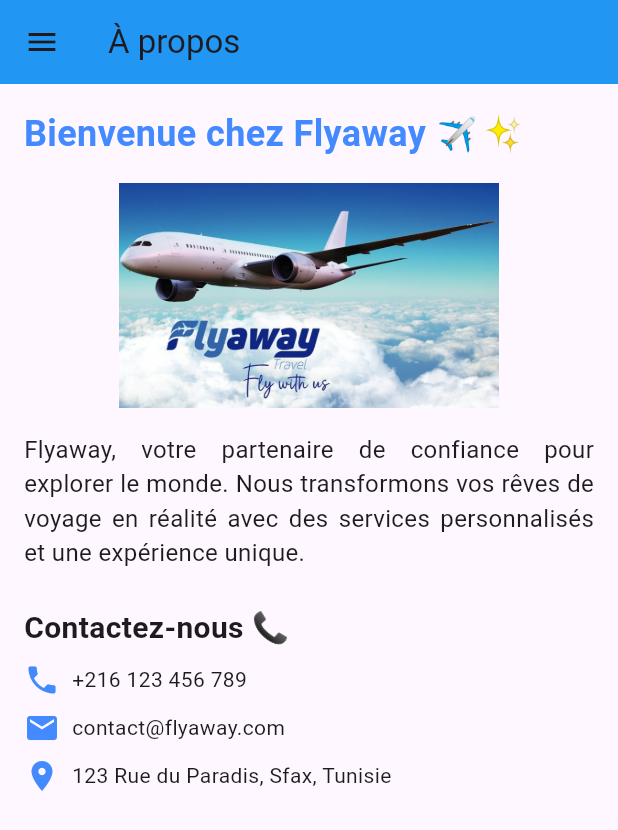
After one commit to FatenGargouri/flutter, a Flutter app: the apropos screen opened by its route, on a phone screen of 412 x 824 dp. The commit adds this screen. Shown: the top 830 px of the screen. Run offline on Flutter 3.47's test engine with Material 3 defaults, Android fonts, the phone set to English and light mode, and no system bars; our stand-ins replace shared_preferences; accounts and stored records are empty; network calls fail.

Commit message:
Version2

```diff
--- a/lib/main.dart
+++ b/lib/main.dart
@@ -1,7 +1,7 @@
 import 'package:flutter/material.dart';
 import 'package:shared_preferences/shared_preferences.dart';
 import 'pages/authentification.page.dart';
-import 'pages/contact.page.dart';
+import 'pages/apropos.page.dart';
 import 'pages/gallerie.page.dart';
 import 'pages/metio.page.dart';
 
@@ -9,6 +9,7 @@ import 'pages/pays.page.dart';
 
 import 'pages/home.page.dart';
 import 'pages/inscription.page.dart';
+import 'pages/Excursion.dart';
 
 void main() {
   runApp( MyApp());
@@ -19,13 +20,12 @@ class MyApp extends StatelessWidget {
     '/inscription': (context) =>  InscriptionPage(),
     '/authentification': (context) => AuthentificationPage(),
     '/home': (context) => const HomePage(),
-    '/contact': (context) => const contact(),
+    '/apropos': (context) => const apropos(),
     '/gallerie': (context) =>  GalleriePage(),
     '/metio': (context) => const metio(),
     '/pays': (context) =>  pays(),
+    '/excursions': (context) => ExcursionsPage()
   };
-
-
 
   @override
   Widget build(BuildContext context) {
--- /dev/null
+++ b/lib/pages/apropos.page.dart
@@ -0,0 +1,87 @@
+import 'package:flutter/material.dart';
+import '../menu/drawer.page.dart';
+
+class apropos extends StatelessWidget {
+  const apropos({super.key});
+
+  @override
+  Widget build(BuildContext context) {
+    return Scaffold(
+      drawer: MyDrawer(),
+      appBar: AppBar(
+        title: const Text("À propos"),
+        backgroundColor: Colors.blue,
+      ),
+      body: Padding(
+        padding: const EdgeInsets.all(16.0),
+        child: Column(
+          crossAxisAlignment: CrossAxisAlignment.start,
+          children: [
+            // Titre de l'agence
+            Text(
+              "Bienvenue chez Flyaway ✈️✨",
+              style: TextStyle(
+                fontSize: 24,
+                fontWeight: FontWeight.bold,
+                color: Colors.blueAccent,
+              ),
+              textAlign: TextAlign.center,
+            ),
+            const SizedBox(height: 16),
+
+            // Image illustrative
+            Center(
+              child: Image.asset(
+                'images/travel.png', // Remplacez par le chemin de votre image
+                height: 150,
+              ),
+            ),
+            const SizedBox(height: 16),
+
+            // Description
+            Text(
+              "Flyaway, votre partenaire de confiance pour explorer le monde. "
+              "Nous transformons vos rêves de voyage en réalité avec des services personnalisés et une expérience unique.",
+              style: TextStyle(fontSize: 16),
+              textAlign: TextAlign.justify,
+            ),
+            const SizedBox(height: 24),
+
+            // Informations de contact
+            Text(
+              "Contactez-nous 📞",
+              style: TextStyle(
+                fontSize: 20,
+                fontWeight: FontWeight.bold,
+              ),
+            ),
+            const SizedBox(height: 8),
+            Row(
+              children: [
+                Icon(Icons.phone, color: Colors.blueAccent),
+                const SizedBox(width: 8),
+                Text("+216 123 456 789"), // Remplacez par le numéro réel
+              ],
+            ),
+            const SizedBox(height: 8),
+            Row(
+              children: [
+                Icon(Icons.email, color: Colors.blueAccent),
+                const SizedBox(width: 8),
+                Text("contact@flyaway.com"), // Remplacez par l'email réel
+              ],
+            ),
+            const SizedBox(height: 8),
+            Row(
+              children: [
+                Icon(Icons.location_on, color: Colors.blueAccent),
+                const SizedBox(width: 8),
+                Text("123 Rue du Paradis, Sfax, Tunisie"), // Remplacez par l'adresse réelle
+              ],
+            ),
+          ],
+        ),
+      ),
+    );
+  }
+}
```
Also changed, not shown: lib/config/global.params.dart (+17 -9 lines), lib/pages/Excursion.dart (added, +147 -0 lines), lib/pages/home.page.dart (+17 -27 lines), images/apropos.png (added), images/excursion.png (added), images/travel.png (added).
